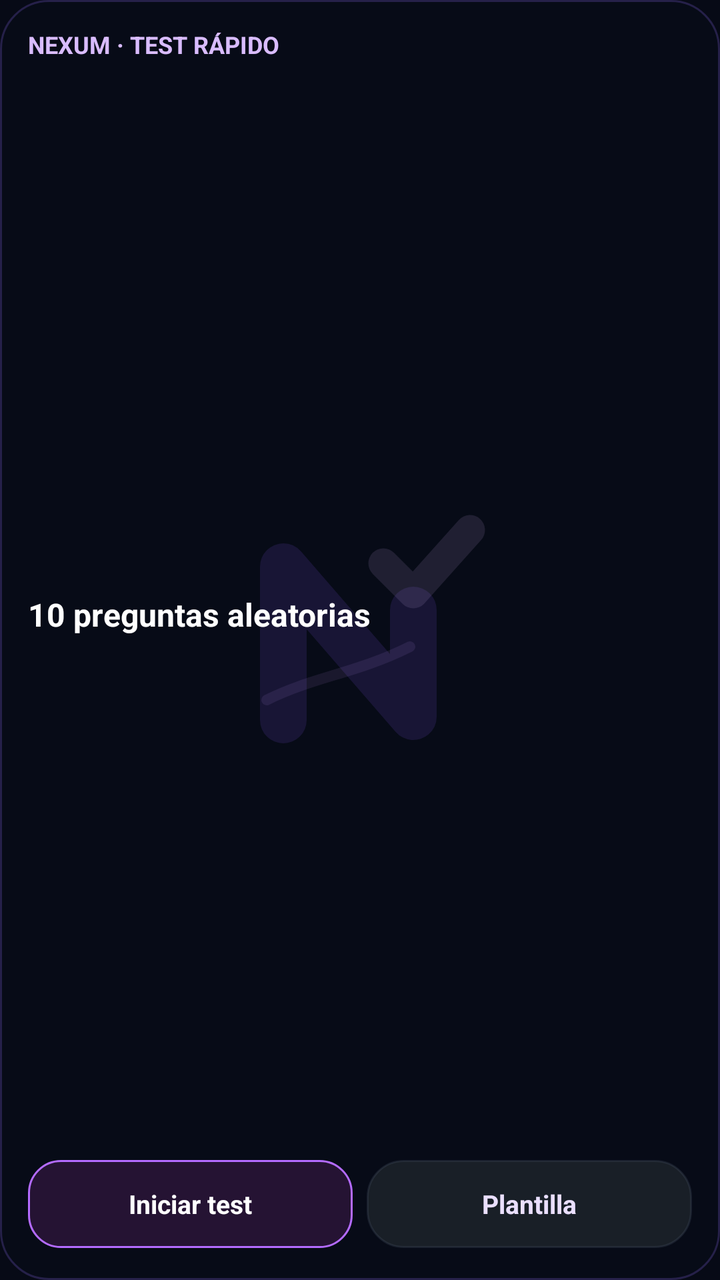
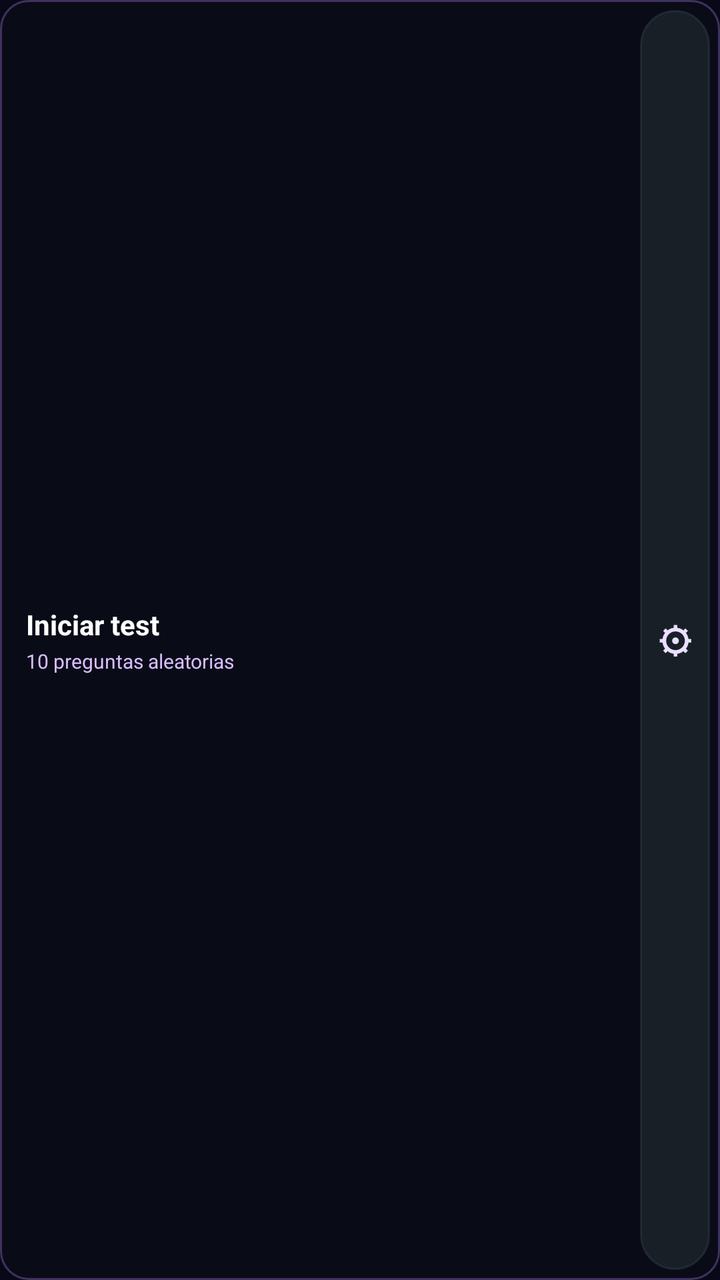

Before-and-after screenshots of an Android layout around one commit, followed by the original layout XML and the change that was made.
<!-- AndroidManifest.xml: application theme Theme.Testario -->
<!-- res/layout/widget_nexum_quick_test.xml -->
<?xml version="1.0" encoding="utf-8"?>
<LinearLayout xmlns:android="http://schemas.android.com/apk/res/android"
    android:id="@+id/nexumQuickWidgetRoot"
    android:layout_width="match_parent"
    android:layout_height="match_parent"
    android:orientation="vertical"
    android:background="@drawable/widget_today_background_dark"
    android:padding="14dp">
    <TextView
        android:layout_width="match_parent"
        android:layout_height="wrap_content"
        android:text="NEXUM · TEST RÁPIDO"
        android:textColor="#D9BCFF"
        android:textStyle="bold"
        android:textSize="12sp"
        android:maxLines="1"/>
    <TextView
        android:id="@+id/nexumQuickWidgetSelection"
        android:layout_width="match_parent"
        android:layout_height="0dp"
        android:layout_weight="1"
        android:layout_marginTop="6dp"
        android:text="10 preguntas aleatorias"
        android:textColor="#FFFFFF"
        android:textStyle="bold"
        android:textSize="16sp"
        android:gravity="center_vertical"
        android:ellipsize="end"
        android:maxLines="2"/>
    <LinearLayout
        android:layout_width="match_parent"
        android:layout_height="48dp"
        android:orientation="horizontal"
        android:gravity="center_vertical">
        <TextView
            android:id="@+id/nexumQuickWidgetStart"
            android:layout_width="0dp"
            android:layout_height="44dp"
            android:layout_weight="1"
            android:gravity="center"
            android:background="@drawable/widget_nexum_quick_button"
            android:text="Iniciar test"
            android:textColor="#FFFFFF"
            android:textStyle="bold"
            android:textSize="13sp"/>
        <TextView
            android:id="@+id/nexumQuickWidgetConfigure"
            android:layout_width="0dp"
            android:layout_height="44dp"
            android:layout_weight="1"
            android:layout_marginStart="7dp"
            android:gravity="center"
            android:background="@drawable/widget_today_section_dark"
            android:text="Plantilla"
            android:textColor="#EADFFF"
            android:textStyle="bold"
            android:textSize="13sp"/>
    </LinearLayout>
</LinearLayout>
<!-- resources referenced by this layout -->
<resources>
  <!-- drawable widget_nexum_quick_button (drawable) -->
  <?xml version="1.0" encoding="utf-8"?>
  <shape xmlns:android="http://schemas.android.com/apk/res/android">
      <solid android:color="#251333"/>
      <stroke android:width="1dp" android:color="#B46BFF"/>
      <corners android:radius="16dp"/>
  </shape>
  <!-- drawable widget_today_background_dark (drawable) -->
  <?xml version="1.0" encoding="utf-8"?>
  <layer-list xmlns:android="http://schemas.android.com/apk/res/android">
      <item>
          <shape>
              <solid android:color="#E6070C18" />
              <stroke android:width="1dp" android:color="#5A5E4AA8" />
              <corners android:radius="24dp" />
          </shape>
      </item>
      <item
          android:drawable="@drawable/nexum_watermark"
          android:gravity="center"
          android:width="180dp"
          android:height="180dp" />
  </layer-list>
  <!-- drawable widget_today_section_dark (drawable) -->
  <?xml version="1.0" encoding="utf-8"?>
  <shape xmlns:android="http://schemas.android.com/apk/res/android">
      <solid android:color="#E61B222A" />
      <stroke
          android:width="1dp"
          android:color="#40505E70" />
      <corners android:radius="18dp" />
  </shape>
  <style name="Theme.Testario" parent="android:style/Theme.Material.Light.NoActionBar">
          <item name="android:windowBackground">#070A16</item>
          <item name="android:statusBarColor">#070A16</item>
          <item name="android:navigationBarColor">#070A16</item>
          <item name="android:windowLightStatusBar">false</item>
      </style>
  <!-- drawable nexum_watermark (drawable) -->
  <?xml version="1.0" encoding="utf-8"?>
  <vector xmlns:android="http://schemas.android.com/apk/res/android"
      android:width="180dp"
      android:height="180dp"
      android:viewportWidth="108"
      android:viewportHeight="108">
      <path
          android:pathData="M31,78 L31,32 L70,77 L70,45"
          android:fillColor="@android:color/transparent"
          android:strokeColor="#8B5CFF"
          android:strokeAlpha="0.13"
          android:strokeWidth="14"
          android:strokeLineCap="round"
          android:strokeLineJoin="round" />
      <path
          android:pathData="M61,31 L70,40 L87,21"
          android:fillColor="@android:color/transparent"
          android:strokeColor="#DDB9FF"
          android:strokeAlpha="0.12"
          android:strokeWidth="9"
          android:strokeLineCap="round"
          android:strokeLineJoin="round" />
      <path
          android:pathData="M26,72 C40,65 53,64 69,56"
          android:fillColor="@android:color/transparent"
          android:strokeColor="#C79BFF"
          android:strokeAlpha="0.10"
          android:strokeWidth="3.2"
          android:strokeLineCap="round" />
  </vector>
</resources>

<!-- the commit's change to res/layout/widget_nexum_quick_test.xml (unified diff, before → after) -->
@@ -3,57 +3,55 @@
     android:id="@+id/nexumQuickWidgetRoot"
     android:layout_width="match_parent"
     android:layout_height="match_parent"
-    android:orientation="vertical"
-    android:background="@drawable/widget_today_background_dark"
-    android:padding="14dp">
-    <TextView
-        android:layout_width="match_parent"
-        android:layout_height="wrap_content"
-        android:text="NEXUM · TEST RÁPIDO"
-        android:textColor="#D9BCFF"
-        android:textStyle="bold"
-        android:textSize="12sp"
-        android:maxLines="1"/>
-    <TextView
-        android:id="@+id/nexumQuickWidgetSelection"
-        android:layout_width="match_parent"
-        android:layout_height="0dp"
+    android:orientation="horizontal"
+    android:gravity="center_vertical"
+    android:background="@drawable/widget_nexum_quick_compact_background"
+    android:padding="5dp">
+
+    
+    <LinearLayout
+        android:id="@+id/nexumQuickWidgetTapArea"
+        android:layout_width="0dp"
+        android:layout_height="match_parent"
         android:layout_weight="1"
-        android:layout_marginTop="6dp"
-        android:text="10 preguntas aleatorias"
-        android:textColor="#FFFFFF"
-        android:textStyle="bold"
-        android:textSize="16sp"
+        android:orientation="vertical"
         android:gravity="center_vertical"
-        android:ellipsize="end"
-        android:maxLines="2"/>
-    <LinearLayout
-        android:layout_width="match_parent"
-        android:layout_height="48dp"
-        android:orientation="horizontal"
-        android:gravity="center_vertical">
+        android:paddingStart="8dp"
+        android:paddingEnd="3dp">
+
         <TextView
             android:id="@+id/nexumQuickWidgetStart"
-            android:layout_width="0dp"
-            android:layout_height="44dp"
-            android:layout_weight="1"
-            android:gravity="center"
-            android:background="@drawable/widget_nexum_quick_button"
+            android:layout_width="match_parent"
+            android:layout_height="wrap_content"
             android:text="Iniciar test"
             android:textColor="#FFFFFF"
             android:textStyle="bold"
-            android:textSize="13sp"/>
+            android:textSize="14sp"
+            android:ellipsize="end"
+            android:maxLines="1" />
+
         <TextView
-            android:id="@+id/nexumQuickWidgetConfigure"
-            android:layout_width="0dp"
-            android:layout_height="44dp"
-            android:layout_weight="1"
-            android:layout_marginStart="7dp"
-            android:gravity="center"
-            android:background="@drawable/widget_today_section_dark"
-            android:text="Plantilla"
-            android:textColor="#EADFFF"
-            android:textStyle="bold"
-            android:textSize="13sp"/>
+            android:id="@+id/nexumQuickWidgetSelection"
+            android:layout_width="match_parent"
+            android:layout_height="wrap_content"
+            android:layout_marginTop="2dp"
+            android:text="10 preguntas aleatorias"
+            android:textColor="#D9BCFF"
+            android:textSize="10sp"
+            android:ellipsize="end"
+            android:maxLines="1" />
     </LinearLayout>
+
+    
+    <TextView
+        android:id="@+id/nexumQuickWidgetConfigure"
+        android:layout_width="35dp"
+        android:layout_height="match_parent"
+        android:gravity="center"
+        android:background="@drawable/widget_today_section_dark"
+        android:text="⚙"
+        android:textColor="#EADFFF"
+        android:textStyle="bold"
+        android:textSize="18sp"
+        android:contentDescription="Elegir plantilla" />
 </LinearLayout>
<!-- resource entries referenced after the edit -->
@@ -1,28 +1,12 @@
 <!-- resources referenced by this layout -->
 <resources>
-  <!-- drawable widget_nexum_quick_button (drawable) -->
+  <!-- drawable widget_nexum_quick_compact_background (drawable) -->
   <?xml version="1.0" encoding="utf-8"?>
   <shape xmlns:android="http://schemas.android.com/apk/res/android">
-      <solid android:color="#251333"/>
-      <stroke android:width="1dp" android:color="#B46BFF"/>
-      <corners android:radius="16dp"/>
+      <solid android:color="#EE0A0C18" />
+      <stroke android:width="1dp" android:color="#8C70529F" />
+      <corners android:radius="14dp" />
   </shape>
-  <!-- drawable widget_today_background_dark (drawable) -->
-  <?xml version="1.0" encoding="utf-8"?>
-  <layer-list xmlns:android="http://schemas.android.com/apk/res/android">
-      <item>
-          <shape>
-              <solid android:color="#E6070C18" />
-              <stroke android:width="1dp" android:color="#5A5E4AA8" />
-              <corners android:radius="24dp" />
-          </shape>
-      </item>
-      <item
-          android:drawable="@drawable/nexum_watermark"
-          android:gravity="center"
-          android:width="180dp"
-          android:height="180dp" />
-  </layer-list>
   <!-- drawable widget_today_section_dark (drawable) -->
   <?xml version="1.0" encoding="utf-8"?>
   <shape xmlns:android="http://schemas.android.com/apk/res/android">
@@ -38,36 +22,5 @@
           <item name="android:navigationBarColor">#070A16</item>
           <item name="android:windowLightStatusBar">false</item>
       </style>
-  <!-- drawable nexum_watermark (drawable) -->
-  <?xml version="1.0" encoding="utf-8"?>
-  <vector xmlns:android="http://schemas.android.com/apk/res/android"
-      android:width="180dp"
-      android:height="180dp"
-      android:viewportWidth="108"
-      android:viewportHeight="108">
-      <path
-          android:pathData="M31,78 L31,32 L70,77 L70,45"
-          android:fillColor="@android:color/transparent"
-          android:strokeColor="#8B5CFF"
-          android:strokeAlpha="0.13"
-          android:strokeWidth="14"
-          android:strokeLineCap="round"
-          android:strokeLineJoin="round" />
-      <path
-          android:pathData="M61,31 L70,40 L87,21"
-          android:fillColor="@android:color/transparent"
-          android:strokeColor="#DDB9FF"
-          android:strokeAlpha="0.12"
-          android:strokeWidth="9"
-          android:strokeLineCap="round"
-          android:strokeLineJoin="round" />
-      <path
-          android:pathData="M26,72 C40,65 53,64 69,56"
-          android:fillColor="@android:color/transparent"
-          android:strokeColor="#C79BFF"
-          android:strokeAlpha="0.10"
-          android:strokeWidth="3.2"
-          android:strokeLineCap="round" />
-  </vector>
 </resources>
 
